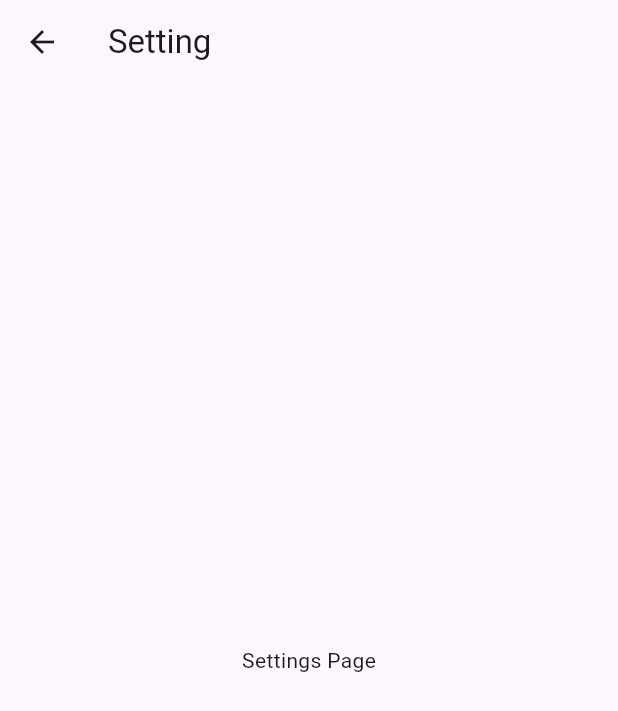
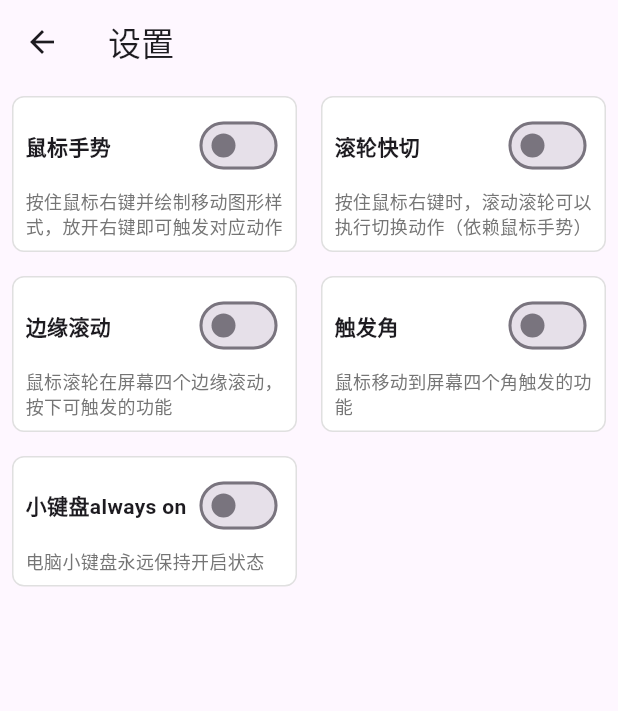
Before and after one commit to onewhitethreee/0mouse, a Flutter app: the SettingsPage screen opened directly, on a phone screen of 412 x 824 dp. Shown: the top 711 px of the screen. Run offline on Flutter 3.47's test engine with Material 3 defaults, Android fonts, the phone set to English and light mode, and no system bars; our stand-ins replace bot_toast; missing offline and left inert: dart:ffi, local_notifier, tray_manager, win32, window_manager; statements that could not run were skipped.

Commit message:
update 9 files

```diff
--- a/mouse_gesture/lib/pages/drawer.dart
+++ b/mouse_gesture/lib/pages/drawer.dart
@@ -40,7 +40,7 @@ class AppDrawer extends StatelessWidget {
               Navigator.pop(context);
               Navigator.push(
                 context,
-                MaterialPageRoute(builder: (context) => const SettingsPage()),
+                MaterialPageRoute(builder: (context) => SettingsPage()),
               );
             },
           ),
--- a/mouse_gesture/lib/pages/home.dart
+++ b/mouse_gesture/lib/pages/home.dart
@@ -264,9 +264,9 @@ class _HomePageState extends State<HomePage> with TrayListener {
       // 用来设置是否静音
       silent: true,
     );
-    // notification.onShow = () {
-    //   BotToast.showText(text: '显示了一条通知');
-    // };
+    notification.onShow = () {
+      BotToast.showText(text: msg);
+    };
 
     notification.show();
   }
@@ -280,6 +280,7 @@ class _HomePageState extends State<HomePage> with TrayListener {
       ),
       drawer: AppDrawer(),
       body: Center(
+
         child: Switch(
           value: _isSwitched,
           onChanged: (value) {
--- a/mouse_gesture/lib/pages/settings_page.dart
+++ b/mouse_gesture/lib/pages/settings_page.dart
@@ -1,17 +1,86 @@
 import 'package:flutter/material.dart';
-import '../generated/l10n.dart';
 
-class SettingsPage extends StatelessWidget {
-  const SettingsPage({super.key});
+class SettingsPage extends StatefulWidget {
+  @override
+  _SettingsPageState createState() => _SettingsPageState();
+}
+
+class _SettingsPageState extends State<SettingsPage> {
+  Map<String, Map<String, dynamic>> _settings = {
+    '鼠标手势': {'value': false, 'description': '按住鼠标右键并绘制移动图形样式，放开右键即可触发对应动作'},
+    '滚轮快切': {'value': false, 'description': '按住鼠标右键时，滚动滚轮可以执行切换动作（依赖鼠标手势）'},
+    '边缘滚动': {'value': false, 'description': '鼠标滚轮在屏幕四个边缘滚动，按下可触发的功能'},
+    '触发角': {'value': false, 'description': '鼠标移动到屏幕四个角触发的功能'},
+    '小键盘always on': {'value': false, 'description': '电脑小键盘永远保持开启状态'}
+    // ... 添加其他设置项
+  };
 
   @override
   Widget build(BuildContext context) {
     return Scaffold(
-      appBar: AppBar(
-        title: Text(S.of(context).settings),
+      appBar: AppBar(title: Text('设置')),
+      body: ListView(
+        children: _buildSettingsRows(),
       ),
-      body: Center(
-        child: const Text('Settings Page'),
+    );
+  }
+
+  List<Widget> _buildSettingsRows() {
+    List<Widget> rows = [];
+    for (int i = 0; i < _settings.length; i += 2) {
+      rows.add(
+        Row(
+          children: [
+            Expanded(child: _buildSettingItem(_settings.keys.elementAt(i))),
+            Expanded(
+              child: i + 1 < _settings.length
+                  ? _buildSettingItem(_settings.keys.elementAt(i + 1))
+                  : Container(), // 如果是最后一个奇数项，添加空容器
+            ),
+          ],
+        ),
+      );
+    }
+    return rows;
+  }
+
+  Widget _buildSettingItem(String title) {
+    return Container(
+      margin: EdgeInsets.all(8),
+      padding: EdgeInsets.all(8),
+      decoration: BoxDecoration(
+        color: Colors.white,
+        borderRadius: BorderRadius.circular(8),
+        border: Border.all(color: Colors.grey[300]!),
+      ),
+      child: Column(
+        crossAxisAlignment: CrossAxisAlignment.start,
+        children: [
+          Row(
+            mainAxisAlignment: MainAxisAlignment.spaceBetween,
+            children: [
+              Expanded(
+                child: Text(
+                  title,
+                  style: TextStyle(fontSize: 14, fontWeight: FontWeight.bold),
+                ),
+              ),
+              Switch(
+                value: _settings[title]!['value'],
+                onChanged: (bool newValue) {
+                  setState(() {
+                    _settings[title]!['value'] = newValue;
+                  });
+                },
+              ),
+            ],
+          ),
+          SizedBox(height: 4),
+          Text(
+            _settings[title]!['description'],
+            style: TextStyle(fontSize: 12, color: Colors.grey[600]),
+          ),
+        ],
       ),
     );
   }
```
